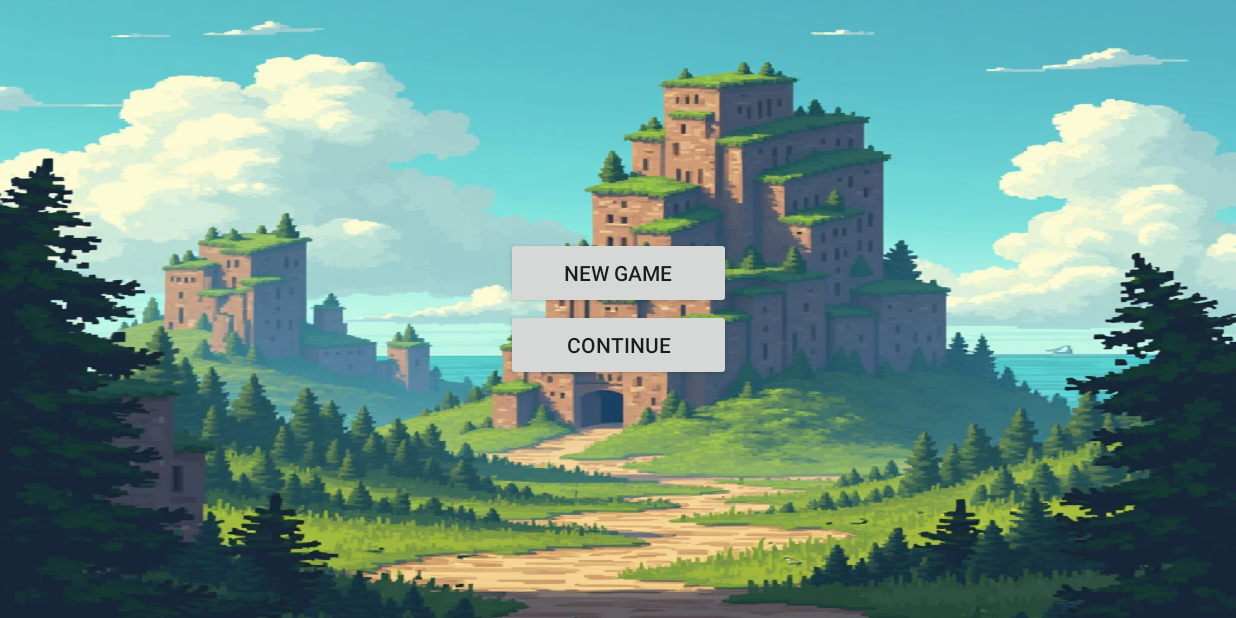
After one commit to Balagaro/BTB, an Android app built with Jetpack Compose: the MainMenuActivity screen opened directly, with no data from a screen before it, on a phone screen of 824 x 412 dp (held sideways). The commit adds this screen. Run offline under Robolectric (Android 15) with nearby library versions, the phone set to English and light mode, and no system bars; libraries missing offline, so code that uses them is left out: com.google.androidgamesdk.

Commit message:
Menu design

```diff
--- a/Project/app/build.gradle.kts
+++ b/Project/app/build.gradle.kts
@@ -59,6 +59,9 @@ dependencies {
     implementation(libs.androidx.ui.graphics)
     implementation(libs.androidx.ui.tooling.preview)
     implementation(libs.androidx.material3)
+    implementation(libs.androidx.appcompat)
+    implementation(libs.androidx.games.activity)
+    implementation(libs.androidx.constraintlayout)
     testImplementation(libs.junit)
     androidTestImplementation(libs.androidx.junit)
     androidTestImplementation(libs.androidx.espresso.core)
--- /dev/null
+++ b/Project/app/src/main/java/com/example/btb/MainMenuActivity.kt
@@ -0,0 +1,47 @@
+package com.example.btb
+
+import android.content.Intent
+import androidx.appcompat.app.AppCompatActivity
+import android.os.Bundle
+import android.widget.Button
+import androidx.activity.ComponentActivity
+import androidx.activity.compose.setContent
+import androidx.activity.enableEdgeToEdge
+import androidx.compose.foundation.layout.fillMaxSize
+import androidx.compose.foundation.layout.padding
+import androidx.compose.material3.Scaffold
+import androidx.compose.ui.Modifier
+import com.example.btb.R
+import com.google.androidgamesdk.GameActivity
+
+
+class MainMenuActivity : ComponentActivity() {
+    override fun onCreate(savedInstanceState: Bundle?) {
+        super.onCreate(savedInstanceState)
+        enableEdgeToEdge()
+        setContentView(R.layout.activity_main_menu)
+
+
+        val
+                newGameButton = findViewById<Button>(R.id.newGameButton)
+        val continueGameButton = findViewById<Button>(R.id.continueGameButton)
+
+        newGameButton.setOnClickListener {
+            // Új játék indítása, pl. másik Activity-t indítunk
+            val intent = Intent(this, GameActivity::class.java)
+            intent.putExtra("newGame", true) // Extra adat átadása az új Activity-nek
+            startActivity(intent)
+        }
+
+        continueGameButton.setOnClickListener {
+            // Meglévő játék folytatása
+            // ... itt töltsük be a mentett adatokat és indítsuk el a megfelelő Activity-t
+        }
+
+
+
+    }
+
+
+
+}
--- /dev/null
+++ b/Project/app/src/main/res/drawable/gomb_hatter.xml
@@ -0,0 +1,5 @@
+<?xml version="1.0" encoding="utf-8"?>
+<shape xmlns:android="http://schemas.android.com/apk/res/android">
+    <solid android:color="#CCE3E1E3" />
+    <corners android:radius="50dp" />
+</shape>
--- /dev/null
+++ b/Project/app/src/main/res/layout/activity_main_menu.xml
@@ -0,0 +1,32 @@
+<?xml version="1.0" encoding="utf-8"?>
+<androidx.constraintlayout.widget.ConstraintLayout xmlns:android="http://schemas.android.com/apk/res/android"
+    xmlns:app="http://schemas.android.com/apk/res-auto"
+    xmlns:tools="http://schemas.android.com/tools"
+    android:layout_width="match_parent"
+    android:layout_height="match_parent"
+    android:background="@drawable/beyond_the_block_logo"
+    tools:ignore="MissingClass">
+
+    <LinearLayout
+        android:layout_width="wrap_content"
+        android:layout_height="wrap_content"
+        android:orientation="vertical"
+        app:layout_constraintBottom_toBottomOf="parent"
+        app:layout_constraintEnd_toEndOf="parent"
+        app:layout_constraintStart_toStartOf="parent"
+        app:layout_constraintTop_toTopOf="parent">
+
+        <Button
+            android:id="@+id/newGameButton"
+            android:layout_width="150dp"
+            android:layout_height="wrap_content"
+            android:text="New Game" />
+
+        <Button
+            android:id="@+id/continueGameButton"
+            android:layout_width="150dp"
+            android:layout_height="wrap_content"
+            android:text="Continue" />
+    </LinearLayout>
+
+</androidx.constraintlayout.widget.ConstraintLayout>
--- a/Project/gradle/libs.versions.toml
+++ b/Project/gradle/libs.versions.toml
@@ -8,6 +8,9 @@ espressoCore = "3.6.1"
 lifecycleRuntimeKtx = "2.8.6"
 activityCompose = "1.9.2"
 composeBom = "2024.04.01"
+appcompat = "1.7.0"
+gamesActivity = "3.0.5"
+constraintlayout = "2.1.4"
 
 [libraries]
 androidx-core-ktx = { group = "androidx.core", name = "core-ktx", version.ref = "coreKtx" }
@@ -24,6 +27,9 @@ androidx-ui-tooling-preview = { group = "androidx.compose.ui", name = "ui-toolin
 androidx-ui-test-manifest = { group = "androidx.compose.ui", name = "ui-test-manifest" }
 androidx-ui-test-junit4 = { group = "androidx.compose.ui", name = "ui-test-junit4" }
 androidx-material3 = { group = "androidx.compose.material3", name = "material3" }
+androidx-appcompat = { group = "androidx.appcompat", name = "appcompat", version.ref = "appcompat" }
+androidx-games-activity = { group = "androidx.games", name = "games-activity", version.ref = "gamesActivity" }
+androidx-constraintlayout = { group = "androidx.constraintlayout", name = "constraintlayout", version.ref = "constraintlayout" }
 
 [plugins]
 android-application = { id = "com.android.application", version.ref = "agp" }
```
Also changed, not shown: Project/app/src/main/AndroidManifest.xml (+27 -2 lines), Project/app/src/main/java/com/example/btb/MainActivity.kt (+16 -30 lines), Project/app/src/main/java/com/example/btb/MapGenerator.kt (added, +48 -0 lines), Project/app/src/main/res/layout/layout.xml (added, +46 -0 lines), Project/app/src/main/res/drawable/beyond_the_block_logo.jpg (added).
